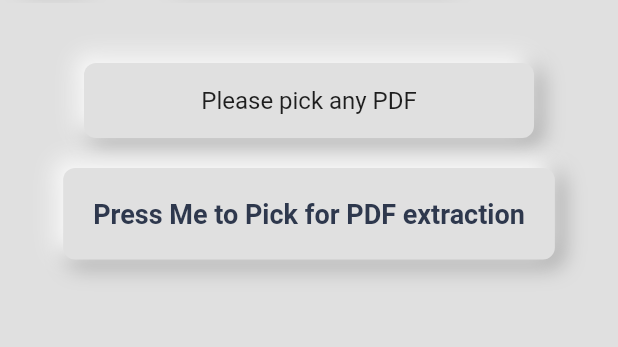
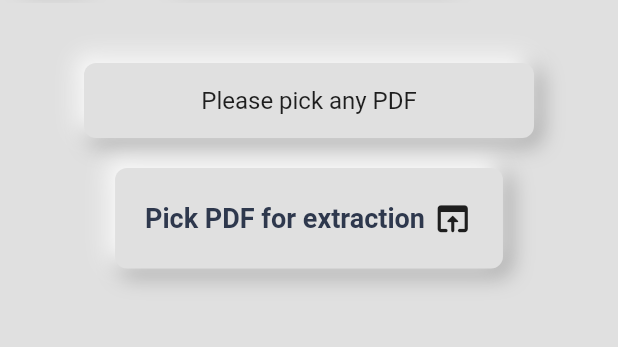
Before and after one commit to deepanshu-rajput-git/Pixel-Pen, a Flutter app: the PdfScanner screen opened directly, on a phone screen of 412 x 824 dp, the part 117-464 px from its top. Run offline on Flutter 3.47's test engine with Material 2 defaults, Android fonts, the phone set to English and light mode, and no system bars; our stand-ins replace animate_do, camera, file_picker, get, liquid_progress_indicator_v2, lottie and 1 more; missing offline and left inert: clipboard, google_mlkit_text_recognition, lecle_downloads_path_provider, syncfusion_flutter_pdf, syncfusion_flutter_pdfviewer.

Commit message:
pdf Scanner icon updated

```diff
--- a/lib/widgets/PdfScanner.dart
+++ b/lib/widgets/PdfScanner.dart
@@ -114,12 +114,25 @@ class _PdfScannerState extends State<PdfScanner> {
                 ],
               ),
               MainButton(
-                child: const Text(
-                  "Press Me to Pick for PDF extraction",
+                child: const Row(
+                  mainAxisAlignment: MainAxisAlignment.spaceEvenly,
+                  mainAxisSize: MainAxisSize.min,
+                  children: [
+                    Text(
+                      "Pick PDF for extraction",
                       style: TextStyle(
                           fontWeight: FontWeight.bold,
                           fontSize: 18,
                           color: AppColors.titleColor),
+                    ),
+                    SizedBox(
+                      width: 5,
+                    ),
+                    Icon(
+                      Icons.open_in_browser_rounded,
+                      size: 27,
+                    )
+                  ],
                 ),
                 onPressed: () {
                   extractTextFromPDF();
@@ -127,7 +140,7 @@ class _PdfScannerState extends State<PdfScanner> {
               ),
               filePicked != null
                   ? Container(
-                      height: 250, // Adjust the height as needed
+                      height: 350,
                       width: 250,
                       decoration: BoxDecoration(
                           color: AppColors.backgroundColor!,
@@ -144,18 +157,32 @@ class _PdfScannerState extends State<PdfScanner> {
                                 offset: Offset(-4, -4),
                                 spreadRadius: 1),
                           ]), // Adjust the width as needed
-                      child: SfPdfViewer.file(File(pdfPath!)),
+                      child: SfPdfViewer.file(
+                        File(pdfPath!),
+                        maxZoomLevel: 5,
+                        enableDoubleTapZooming: true,
+                      ),
                     )
                   : Container(),
               // const MyProgressIndicator(progress: 0.1),
               extractedText != null
                   ? MainButton(
-                      child: const Text(
+                      child: const Row(
+                        mainAxisSize: MainAxisSize.min,
+                        // mainAxisAlignment: MainAxisAlignment.center,
+                        children: [
+                          Text(
                             "Process Me",
                             style: TextStyle(
                                 fontWeight: FontWeight.bold,
                                 fontSize: 18,
                                 color: AppColors.titleColor),
+                          ),
+                          Icon(
+                            Icons.arrow_right,
+                            size: 30,
+                          )
+                        ],
                       ),
                       onPressed: () {
                         Navigator.push(
@@ -167,7 +194,7 @@ class _PdfScannerState extends State<PdfScanner> {
                         );
                       },
                     )
-                  : Container(),
+                  : Container(), // animation
             ],
           ),
         )));
```
Also changed, not shown: lib/widgets/ResultScreen.dart (+18 -2 lines). Lines whose indentation alone changed are shown as unchanged.
